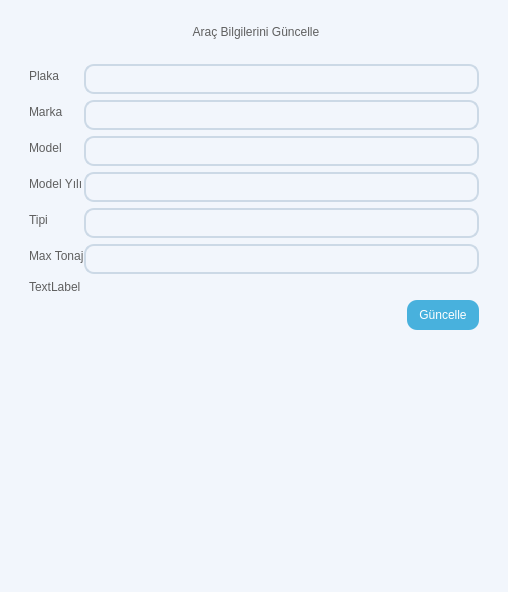
This is ui/templates/form/updateform/updatevehicle.ui in farukbayhan1/NewLogistics as Qt 5 draws it before an edit. The edited form follows.
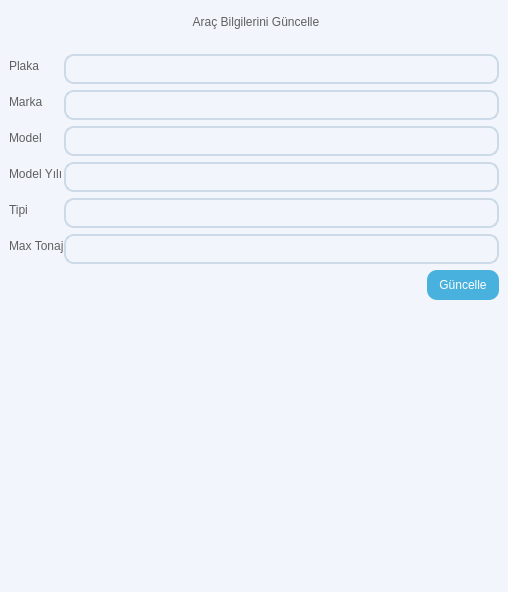
This is the edited form.

Patch:
```diff
--- a/ui/templates/form/updateform/updatevehicle.ui
+++ b/ui/templates/form/updateform/updatevehicle.ui
@@ -10,6 +10,18 @@
     <height>592</height>
    </rect>
   </property>
+  <property name="minimumSize">
+   <size>
+    <width>508</width>
+    <height>592</height>
+   </size>
+  </property>
+  <property name="maximumSize">
+   <size>
+    <width>508</width>
+    <height>592</height>
+   </size>
+  </property>
   <property name="windowTitle">
    <string>Araç Bilgilerini Güncelle</string>
   </property>
@@ -55,7 +67,7 @@
 
 QTextEdit{
 	background-color: transparent;
-	border: 2px solid #5f5f5f;
+	border: 2px solid #ccd9e6;
 	border-radius: 10px;
 	font: 9 pt &quot;Segoe UI&quot;;
 }
@@ -106,17 +118,41 @@
 </string>
   </property>
   <layout class="QVBoxLayout" name="verticalLayout">
+   <property name="spacing">
+    <number>0</number>
+   </property>
+   <property name="leftMargin">
+    <number>0</number>
+   </property>
+   <property name="topMargin">
+    <number>0</number>
+   </property>
+   <property name="rightMargin">
+    <number>0</number>
+   </property>
+   <property name="bottomMargin">
+    <number>0</number>
+   </property>
    <item>
     <widget class="QWidget" name="widget" native="true">
      <layout class="QHBoxLayout" name="horizontalLayout_4">
+      <property name="spacing">
+       <number>0</number>
+      </property>
+      <property name="leftMargin">
+       <number>0</number>
+      </property>
+      <property name="topMargin">
+       <number>10</number>
+      </property>
+      <property name="rightMargin">
+       <number>0</number>
+      </property>
+      <property name="bottomMargin">
+       <number>0</number>
+      </property>
       <item>
        <widget class="QGroupBox" name="groupBoxAddVehicle">
-        <property name="maximumSize">
-         <size>
-          <width>507</width>
-          <height>564</height>
-         </size>
-        </property>
         <property name="title">
          <string>Araç Bilgilerini Güncelle</string>
         </property>
@@ -231,8 +267,15 @@
              </property>
             </widget>
            </item>
-           <item row="7" column="0" colspan="2">
+           <item row="6" column="0" colspan="2">
             <layout class="QHBoxLayout" name="horizontalLayout">
+             <item>
+              <widget class="QLabel" name="labelVehicleId">
+               <property name="text">
+                <string/>
+               </property>
+              </widget>
+             </item>
              <item>
               <spacer name="horizontalSpacer">
                <property name="orientation">
@@ -267,13 +310,6 @@
              </item>
             </layout>
            </item>
-           <item row="6" column="0">
-            <widget class="QLabel" name="labelVehicleId">
-             <property name="text">
-              <string>TextLabel</string>
-             </property>
-            </widget>
-           </item>
           </layout>
          </item>
         </layout>
```
